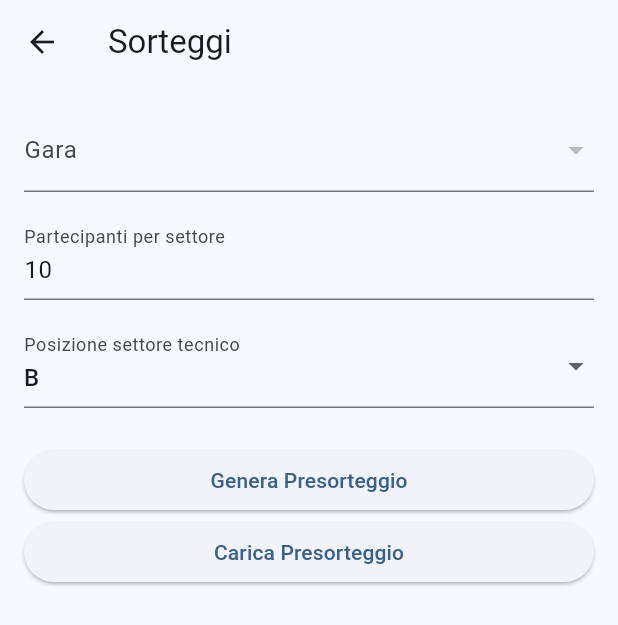
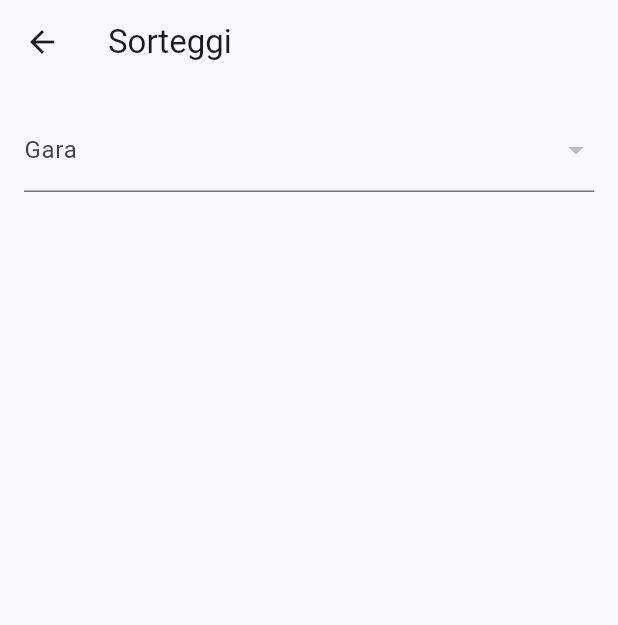
Before and after one commit to leandrobarchiesi-source/app-gare-pesca, a Flutter app: the SorteggiPage screen opened directly, on a phone screen of 412 x 824 dp. Shown: the top 625 px of the screen. Run offline on Flutter 3.47's test engine with Material 3 defaults, Android fonts, the phone set to English and light mode, and no system bars; our stand-ins replace supabase_flutter; accounts and stored records are empty.

Commit message:
Sorteggi stabile prima del sorteggio diretto

```diff
--- a/lib/features/sorteggi/sorteggi_page.dart
+++ b/lib/features/sorteggi/sorteggi_page.dart
@@ -746,17 +746,25 @@ class _SorteggiPageState extends State<SorteggiPage> {
 
       String nome;
 
-      if (r['gruppo'] != null &&
-          (garaInfo?['modalita_gara'] ?? '').contains(
-            'Box',
-          )) {
-        nome = r['gruppo']['nome'];
+      final modalita = garaInfo?['modalita_gara'] ?? '';
+
+      if (modalita.contains('Box')) {
+        nome = r['gruppo']?['nome'] ?? '';
+      } else if (r['gruppo'] != null && !modalita.contains('Libera')) {
+        final pescatore = r['pescatore'];
+
+        nome = '${pescatore['cognome']} '
+            '${pescatore['nome']} '
+            '(${r['gruppo']['nome']})';
       } else {
         final pescatore = r['pescatore'];
 
-        nome = '${pescatore['cognome']} ${pescatore['nome']}';
+        final societa = pescatore['societa']?['nome'] ?? '';
+
+        nome = '${pescatore['cognome']} '
+            '${pescatore['nome']}'
+            '${societa.isNotEmpty ? ' ($societa)' : ''}';
       }
-
       anteprima.add(
         'Posto ${r['posto_numero']} - $nome',
       );
@@ -973,6 +981,7 @@ class _SorteggiPageState extends State<SorteggiPage> {
                 ),
               ),
             ),
+          if (garaSelezionata != null) ...[
             TextFormField(
               controller: partecipantiPerSettoreController,
               keyboardType: TextInputType.number,
@@ -1192,10 +1201,16 @@ class _SorteggiPageState extends State<SorteggiPage> {
                   anteprima = nuovaAnteprima;
                 });
               },
-            child: const Text(
-              'Genera Presorteggio',
+              child: Text(
+                presorteggioPresente
+                    ? 'Riesegui Presorteggio'
+                    : 'Esegui Presorteggio',
               ),
             ),
+            const SizedBox(
+              height: 12,
+            ),
+            if (presorteggioPresente)
               ElevatedButton(
                 onPressed: () async {
                   if (garaSelezionata == null) {
@@ -1269,6 +1284,7 @@ class _SorteggiPageState extends State<SorteggiPage> {
             const SizedBox(
               height: 24,
             ),
+          ],
           ...anteprima.map(
             (riga) => Padding(
               padding: const EdgeInsets.only(
@@ -1389,7 +1405,7 @@ class _SorteggiPageState extends State<SorteggiPage> {
               ),
             ),
           ],
-          if (presorteggio.isNotEmpty) ...[
+          if (presorteggio.isNotEmpty && !sorteggioPresente) ...[
             const SizedBox(
               height: 20,
             ),
@@ -1418,6 +1434,17 @@ class _SorteggiPageState extends State<SorteggiPage> {
               ),
             ),
           ],
+          if (sorteggioPresente) ...[
+            const SizedBox(
+              height: 20,
+            ),
+            ElevatedButton(
+              onPressed: caricaSorteggio,
+              child: const Text(
+                'Carica Sorteggio',
+              ),
+            ),
+          ],
           if (presorteggio.isNotEmpty) ...[
             const SizedBox(
               height: 20,
@@ -1429,6 +1456,7 @@ class _SorteggiPageState extends State<SorteggiPage> {
               ),
             ),
             ..._buildPresorteggioVisualizzato(),
+          ],
           if (anteprimaSorteggio.isNotEmpty) ...[
             const SizedBox(
               height: 24,
@@ -1471,7 +1499,6 @@ class _SorteggiPageState extends State<SorteggiPage> {
             ),
           ],
         ],
-        ],
       ),
     );
   }
```
Lines whose indentation alone changed are shown as unchanged.
